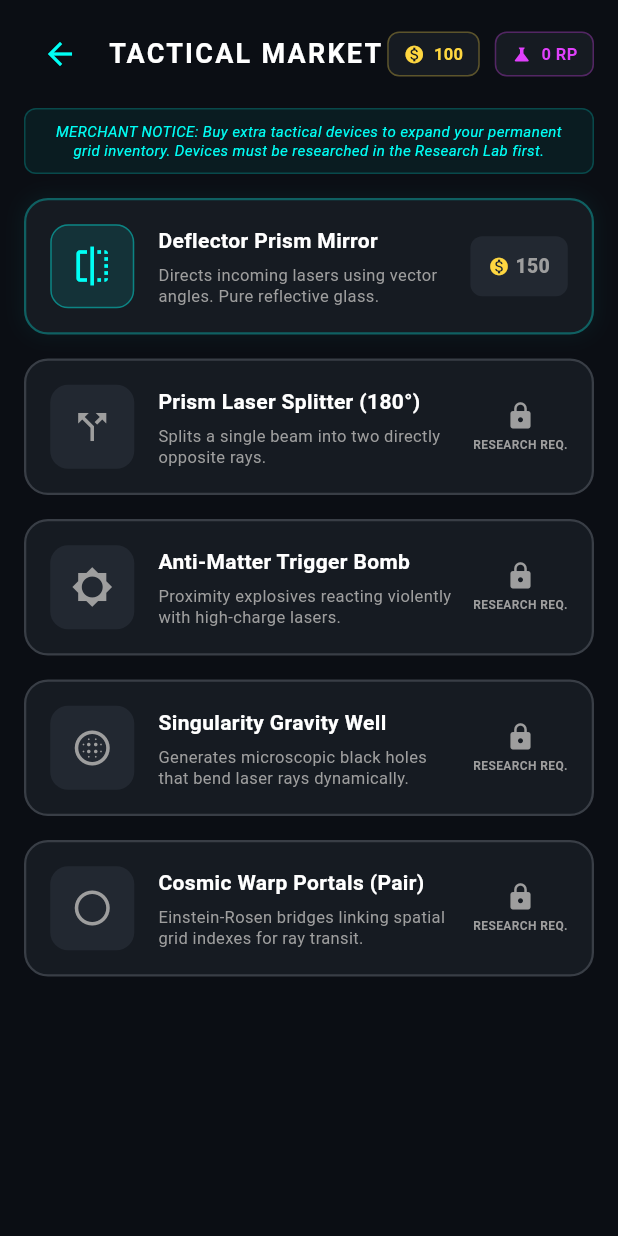
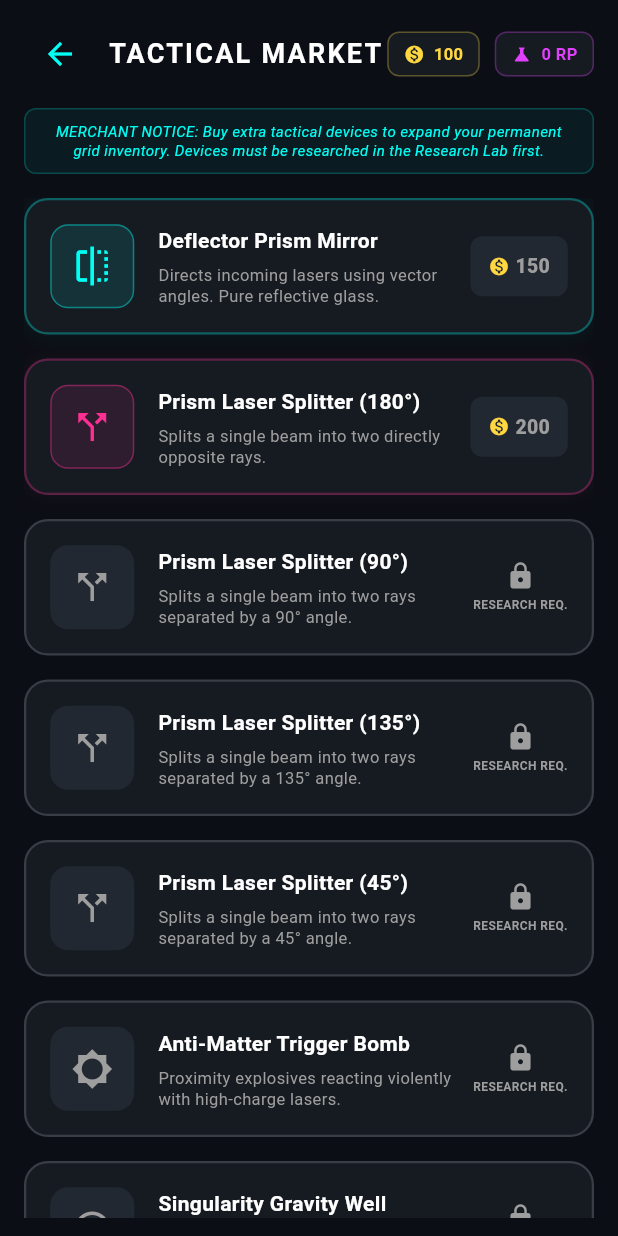
Before and after one commit to Dmitriy-ateo/VCG_StarDestroyer, a Flutter app: the MarketScreen screen opened directly with empty values, on a phone screen of 412 x 824 dp. Run offline on Flutter 3.47's test engine with Material 3 defaults, Android fonts, the phone set to English and light mode, and no system bars.

Commit message:
feat: expand market to support separate purchase of researched splitter angle variants

```diff
--- a/lib/models/game_progression.dart
+++ b/lib/models/game_progression.dart
@@ -6,7 +6,7 @@ class GameProgression {
   Set<int> completedLevelIds;
   Set<DeviceType> unlockedDevices;
   Set<double> unlockedSplitterAngles; // Tracks unlocked splitter angle variants
-  Map<DeviceType, int> purchasedMarketDevices; // Tracks purchased extra items
+  Map<String, int> purchasedMarketDevices; // Tracks purchased extra items
 
   // Upgrades
   int laserIntensityLevel; // 1 to 5
@@ -19,7 +19,7 @@ class GameProgression {
     Set<int>? completedLevelIds,
     Set<DeviceType>? unlockedDevices,
     Set<double>? unlockedSplitterAngles,
-    Map<DeviceType, int>? purchasedMarketDevices,
+    Map<String, int>? purchasedMarketDevices,
     this.laserIntensityLevel = 1,
     this.aimingComputerLevel = 1, // Start with aiming preview enabled level 1
     this.chassisCapacityLevel = 1,
@@ -27,11 +27,14 @@ class GameProgression {
         unlockedDevices = unlockedDevices ?? {DeviceType.reflector},
         unlockedSplitterAngles = unlockedSplitterAngles ?? {180.0},
         purchasedMarketDevices = purchasedMarketDevices ?? {
-          DeviceType.reflector: 0,
-          DeviceType.splitter: 0,
-          DeviceType.bomb: 0,
-          DeviceType.gravityWell: 0,
-          DeviceType.portal: 0,
+          'reflector': 0,
+          'bomb': 0,
+          'gravityWell': 0,
+          'portal': 0,
+          'splitter_180': 0,
+          'splitter_90': 0,
+          'splitter_135': 0,
+          'splitter_45': 0,
         };
 
   // Clone progression
@@ -49,18 +52,21 @@ class GameProgression {
     );
   }
 
-  static int getDeviceMarketPrice(DeviceType type) {
-    switch (type) {
-      case DeviceType.reflector:
+  static int getMarketItemPrice(String itemId) {
+    if (itemId.startsWith('splitter_')) {
+      return 200; // Standard price for all splitters
+    }
+    switch (itemId) {
+      case 'reflector':
         return 150;
-      case DeviceType.splitter:
-        return 200;
-      case DeviceType.bomb:
+      case 'bomb':
         return 250;
-      case DeviceType.gravityWell:
+      case 'gravityWell':
         return 300;
-      case DeviceType.portal:
+      case 'portal':
         return 400;
+      default:
+        return 9999;
     }
   }
 
--- a/lib/screens/market_screen.dart
+++ b/lib/screens/market_screen.dart
@@ -23,47 +23,79 @@ class MarketScreen extends StatelessWidget {
         builder: (context, _) {
           final progression = controller.progression;
 
-          // List of purchaseable items
+          // List of purchaseable items dynamically constructed from researched state
           final items = [
             _MarketItemData(
-              type: DeviceType.reflector,
+              itemId: "reflector",
               name: "Deflector Prism Mirror",
               description: "Directs incoming lasers using vector angles. Pure reflective glass.",
-              price: GameProgression.getDeviceMarketPrice(DeviceType.reflector),
+              price: GameProgression.getMarketItemPrice("reflector"),
               icon: Icons.flip,
               glowColor: const Color(0xFF00FFF5),
+              isResearched: progression.unlockedDevices.contains(DeviceType.reflector),
             ),
             _MarketItemData(
-              type: DeviceType.splitter,
+              itemId: "splitter_180",
               name: "Prism Laser Splitter (180°)",
               description: "Splits a single beam into two directly opposite rays.",
-              price: GameProgression.getDeviceMarketPrice(DeviceType.splitter),
+              price: GameProgression.getMarketItemPrice("splitter_180"),
               icon: Icons.call_split,
               glowColor: const Color(0xFFFF2E93),
+              isResearched: progression.unlockedSplitterAngles.contains(180.0),
             ),
             _MarketItemData(
-              type: DeviceType.bomb,
+              itemId: "splitter_90",
+              name: "Prism Laser Splitter (90°)",
+              description: "Splits a single beam into two rays separated by a 90° angle.",
+              price: GameProgression.getMarketItemPrice("splitter_90"),
+              icon: Icons.call_split,
+              glowColor: const Color(0xFFFF2E93),
+              isResearched: progression.unlockedSplitterAngles.contains(90.0),
+            ),
+            _MarketItemData(
+              itemId: "splitter_135",
+              name: "Prism Laser Splitter (135°)",
+              description: "Splits a single beam into two rays separated by a 135° angle.",
+              price: GameProgression.getMarketItemPrice("splitter_135"),
+              icon: Icons.call_split,
+              glowColor: const Color(0xFFFF2E93),
+              isResearched: progression.unlockedSplitterAngles.contains(135.0),
+            ),
+            _MarketItemData(
+              itemId: "splitter_45",
+              name: "Prism Laser Splitter (45°)",
+              description: "Splits a single beam into two rays separated by a 45° angle.",
+              price: GameProgression.getMarketItemPrice("splitter_45"),
+              icon: Icons.call_split,
+              glowColor: const Color(0xFFFF2E93),
+              isResearched: progression.unlockedSplitterAngles.contains(45.0),
+            ),
+            _MarketItemData(
+              itemId: "bomb",
               name: "Anti-Matter Trigger Bomb",
               description: "Proximity explosives reacting violently with high-charge lasers.",
-              price: GameProgression.getDeviceMarketPrice(DeviceType.bomb),
+              price: GameProgression.getMarketItemPrice("bomb"),
               icon: Icons.brightness_low,
               glowColor: const Color(0xFFFF3333),
+              isResearched: progression.unlockedDevices.contains(DeviceType.bomb),
             ),
             _MarketItemData(
-              type: DeviceType.gravityWell,
+              itemId: "gravityWell",
               name: "Singularity Gravity Well",
               description: "Generates microscopic black holes that bend laser rays dynamically.",
-              price: GameProgression.getDeviceMarketPrice(DeviceType.gravityWell),
+              price: GameProgression.getMarketItemPrice("gravityWell"),
               icon: Icons.blur_circular,
               glowColor: const Color(0xFF7B2CBF),
+              isResearched: progression.unlockedDevices.contains(DeviceType.gravityWell),
             ),
             _MarketItemData(
-              type: DeviceType.portal,
+              itemId: "portal",
               name: "Cosmic Warp Portals (Pair)",
               description: "Einstein-Rosen bridges linking spatial grid indexes for ray transit.",
-              price: GameProgression.getDeviceMarketPrice(DeviceType.portal),
+              price: GameProgression.getMarketItemPrice("portal"),
               icon: Icons.circle_outlined,
               glowColor: const Color(0xFFFF9F1C),
+              isResearched: progression.unlockedDevices.contains(DeviceType.portal),
             ),
           ];
 
@@ -130,10 +162,9 @@ class MarketScreen extends StatelessWidget {
                       itemCount: items.length,
                       itemBuilder: (context, index) {
                         final item = items[index];
-                        final isResearched = progression.unlockedDevices.contains(item.type);
-                        final ownedCount = progression.purchasedMarketDevices[item.type] ?? 0;
+                        final isLocked = !item.isResearched;
+                        final ownedCount = progression.purchasedMarketDevices[item.itemId] ?? 0;
                         final canAfford = progression.credits >= item.price;
-                        final isLocked = !isResearched;
 
                         return Container(
                           margin: const EdgeInsets.only(bottom: 16),
@@ -251,7 +282,7 @@ class MarketScreen extends StatelessWidget {
                                     ElevatedButton(
                                       onPressed: canAfford
                                           ? () {
-                                              controller.buyMarketDevice(item.type);
+                                              controller.buyMarketDevice(item.itemId);
                                               HapticFeedback.mediumImpact();
                                               ScaffoldMessenger.of(context).showSnackBar(
                                                 SnackBar(
@@ -350,19 +381,21 @@ class MarketScreen extends StatelessWidget {
 }
 
 class _MarketItemData {
-  final DeviceType type;
+  final String itemId;
   final String name;
   final String description;
   final int price;
   final IconData icon;
   final Color glowColor;
+  final bool isResearched;
 
   const _MarketItemData({
-    required this.type,
+    required this.itemId,
     required this.name,
     required this.description,
     required this.price,
     required this.icon,
     required this.glowColor,
+    required this.isResearched,
   });
 }
```
Also changed, not shown: lib/game/game_controller.dart (+29 -17 lines).
